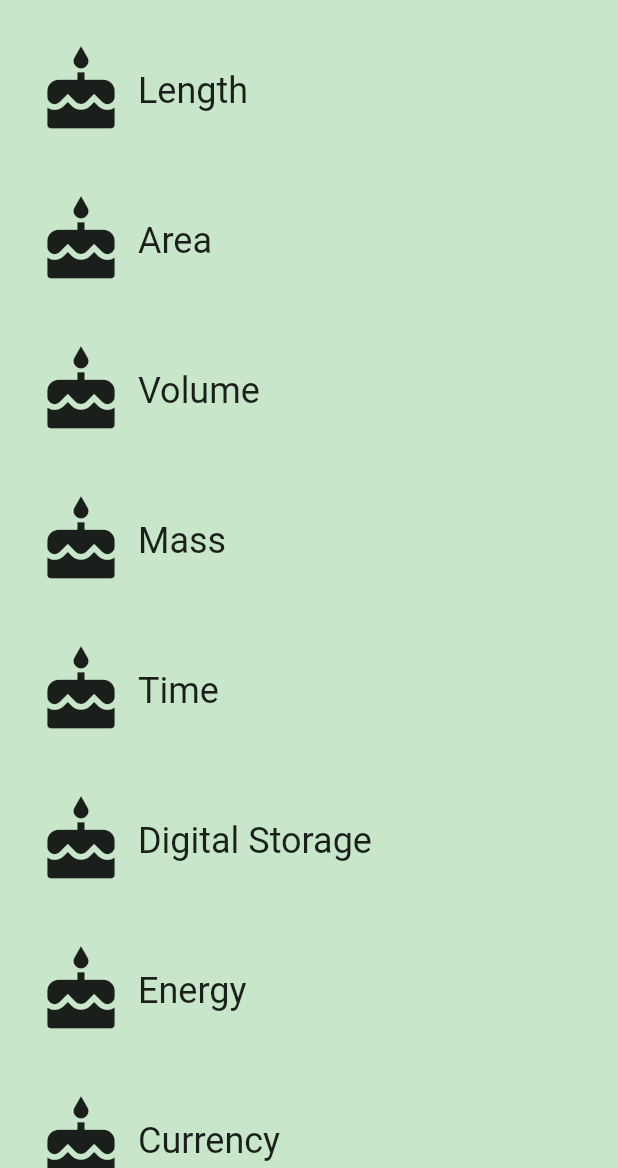
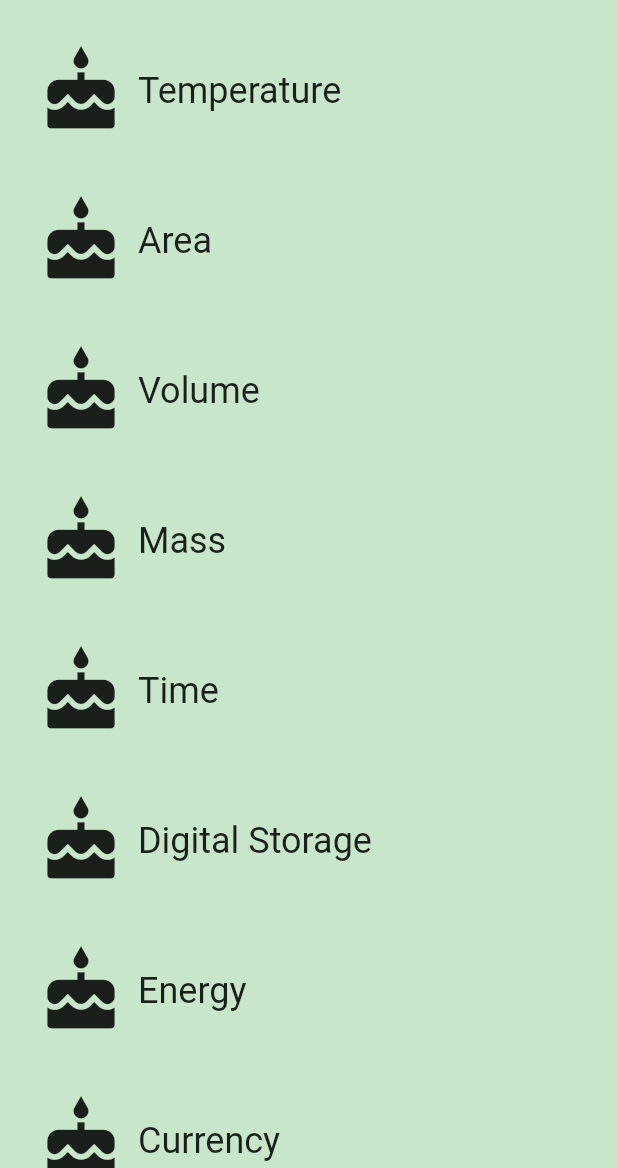
Before and after one commit to nam2210/FlutterDemo, a Flutter app: the screen it shows after launch, on a phone screen of 412 x 824 dp, the part 68-1236 px from its top. Run offline on Flutter 3.47's test engine with Material 2 defaults, Android fonts, the phone set to English and light mode, and no system bars.

Commit message:
[DEV] convert C to F using Stateful

```diff
--- a/lib/category_route.dart
+++ b/lib/category_route.dart
@@ -26,7 +26,7 @@ class _CategoryRouteState extends State<CategoryRoute> {
   final _categories = <Category>[];
 
   static const _categoryNames = <String>[
-    'Length',
+    'Temperature',
     'Area',
     'Volume',
     'Mass',
```
